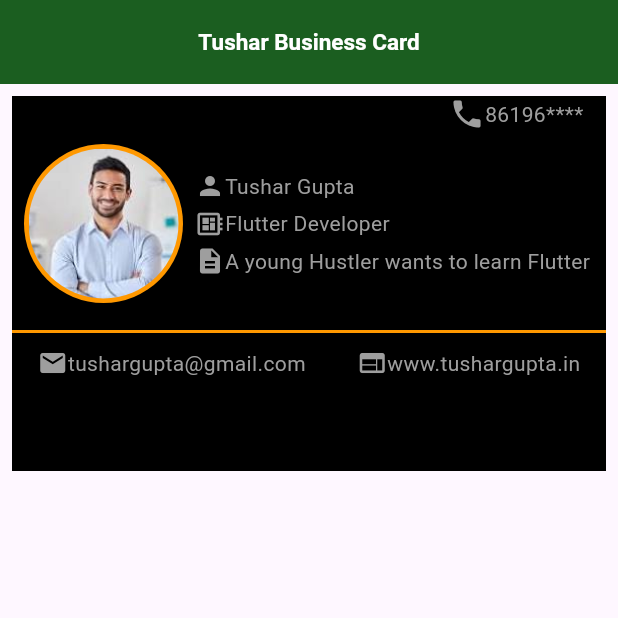
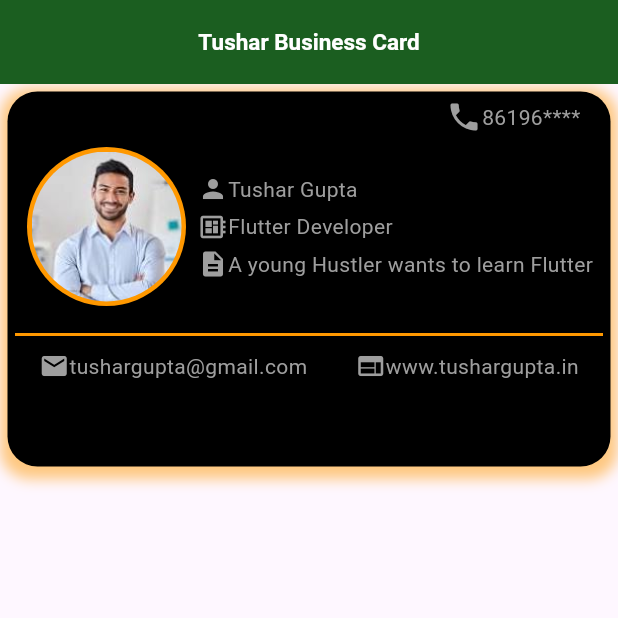
Before and after one commit to Tushar27908/Asssigment-2, a Flutter app: the screen it shows after launch, on a phone screen of 412 x 824 dp, the top half of it. Run offline on Flutter 3.47's test engine with Material 3 defaults, Android fonts, the phone set to English and light mode, and no system bars.

Commit message:
Assigment 2

```diff
--- a/lib/home_screen.dart
+++ b/lib/home_screen.dart
@@ -20,12 +20,24 @@ class HomeScreen extends StatelessWidget {
         ),
         backgroundColor: Colors.green.shade900,
       ),
-      body: Padding(
-        padding: const EdgeInsets.all(8.0),
-        child: Container(
+      body: Container(
+        padding: EdgeInsets.all(5),
+        margin: EdgeInsets.all(5),
+        decoration: BoxDecoration(
+          color: Colors.black,
+          borderRadius: BorderRadius.all(Radius.circular(20)),
+          boxShadow: [
+            BoxShadow(
+              color: Colors.orange.withValues(alpha: 0.5),
+              spreadRadius: 5,
+              blurRadius: 7,
+              offset: Offset(0, 3), // changes position of shadow
+            ),
+          ],
+        ),
         height: 250,
         width: double.infinity,
-          color: Colors.black,
+
         child: Column(
           children: [
             Padding(
@@ -97,11 +109,7 @@ class HomeScreen extends StatelessWidget {
               ],
             ),
             SizedBox(height: 10),
-              Container(
-                height: 2,
-                width: double.infinity,
-                color: Colors.orange,
-              ),
+            Container(height: 2, width: double.infinity, color: Colors.orange),
 
             SizedBox(height: 10),
             Row(
@@ -132,7 +140,6 @@ class HomeScreen extends StatelessWidget {
           ],
         ),
       ),
-      ),
     );
   }
 }
```
Also changed, not shown: 5 other files. Lines whose indentation alone changed are shown as unchanged.
